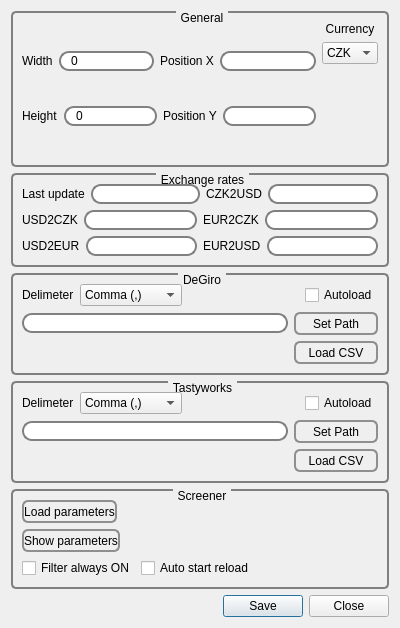
Qt form settingsform.ui (ado130/SPM) before a commit.
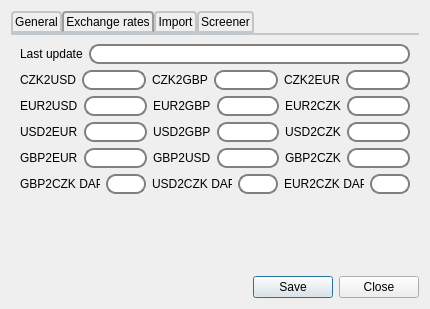
The same form after that commit.

Commit message: Added GBP support, merged event with fee in DeGiro import, added custom text in PDF export

```diff
--- a/settingsform.ui
+++ b/settingsform.ui
@@ -6,41 +6,80 @@
    <rect>
     <x>0</x>
     <y>0</y>
-    <width>400</width>
-    <height>628</height>
+    <width>430</width>
+    <height>309</height>
    </rect>
   </property>
   <property name="minimumSize">
    <size>
-    <width>291</width>
-    <height>503</height>
+    <width>430</width>
+    <height>309</height>
    </size>
   </property>
   <property name="windowTitle">
    <string>Settings</string>
   </property>
-  <layout class="QVBoxLayout" name="verticalLayout_11">
+  <layout class="QVBoxLayout" name="verticalLayout_7">
    <item>
-    <widget class="QGroupBox" name="gbGeneral">
+    <widget class="QTabWidget" name="tabWidget">
      <property name="styleSheet">
-      <string notr="true">QGroupBox {
-    background-color: qlineargradient(x1: 0, y1: 0, x2: 0, y2: 1,
-                                      stop: 0 #E0E0E0, stop: 1 #FFFFFF);
-    border: 2px solid gray;
-    border-radius: 5px;
-    margin-top: 1ex; /* leave space at the top for the title */
+      <string notr="true">QTabWidget::pane { /* The tab widget frame */
+    border-top: 2px solid #C2C7CB;
+    position: absolute;
+    top: -0.5em;
 }
 
-QGroupBox::title {
-    subcontrol-origin: margin;
-    subcontrol-position: top center; /* position at the top center */
-    padding: 0 3px;
-}</string>
+QTabWidget::tab-bar {
+    alignment: center;
+}
+
+/* Style the tab using the tab sub-control. Note that
+    it reads QTabBar _not_ QTabWidget */
+QTabBar::tab {
+    background: qlineargradient(x1: 0, y1: 0, x2: 0, y2: 1,
+                                stop: 0 #E1E1E1, stop: 0.4 #DDDDDD,
+                                stop: 0.5 #D8D8D8, stop: 1.0 #D3D3D3);
+    border: 2px solid #C4C4C3;
+    border-bottom-color: #C2C7CB; /* same as the pane color */
+    border-top-left-radius: 4px;
+    border-top-right-radius: 4px;
+    min-width: 8ex;
+    padding: 2px;
+}
+
+QTabBar::tab:selected, QTabBar::tab:hover {
+    background: qlineargradient(x1: 0, y1: 0, x2: 0, y2: 1,
+                                stop: 0 #fafafa, stop: 0.4 #f4f4f4,
+                                stop: 0.5 #e7e7e7, stop: 1.0 #fafafa);
+}
+
+QTabBar::tab:selected {
+    border-color: #9B9B9B;
+    border-bottom-color: #C2C7CB; /* same as pane color */
+}
+
+QTabBar::scroller { /* the width of the scroll buttons */
+    width: 20px;
+}
+
+QTabBar QToolButton { /* the scroll buttons are tool buttons */
+    border-width: 2px;
+}
+
+
+QTabBar::close-button {
+    subcontrol-position: left;
+}
+</string>
      </property>
-     <property name="title">
+     <property name="currentIndex">
+      <number>1</number>
+     </property>
+     <widget class="QWidget" name="tabGeneral">
+      <attribute name="title">
       <string>General</string>
-     </property>
-     <layout class="QHBoxLayout" name="horizontalLayout_9">
+      </attribute>
+      <layout class="QVBoxLayout" name="verticalLayout_13">
       <item>
        <layout class="QVBoxLayout" name="verticalLayout">
         <item>
@@ -142,6 +181,8 @@
        </layout>
       </item>
       <item>
+        <layout class="QHBoxLayout" name="horizontalLayout_9">
+         <item>
        <layout class="QVBoxLayout" name="verticalLayout_2">
         <item>
          <widget class="QLabel" name="label_4">
@@ -187,38 +228,28 @@
         </item>
        </layout>
       </item>
-     </layout>
-    </widget>
-   </item>
    <item>
-    <widget class="QGroupBox" name="gbExchanges">
-     <property name="minimumSize">
+          <spacer name="horizontalSpacer_6">
+           <property name="orientation">
+            <enum>Qt::Horizontal</enum>
+           </property>
+           <property name="sizeHint" stdset="0">
       <size>
-       <width>0</width>
-       <height>0</height>
-      </size>
-     </property>
-     <property name="styleSheet">
-      <string notr="true">QGroupBox {
-    background-color: qlineargradient(x1: 0, y1: 0, x2: 0, y2: 1,
-                                      stop: 0 #E0E0E0, stop: 1 #FFFFFF);
-    border: 2px solid gray;
-    border-radius: 5px;
-    margin-top: 1ex; /* leave space at the top for the title */
-}
-
-QGroupBox::title {
-    subcontrol-origin: margin;
-    subcontrol-position: top center; /* position at the top center */
-    padding: 0 3px;
-}</string>
-     </property>
-     <property name="title">
+             <width>40</width>
+             <height>20</height>
+            </size>
+           </property>
+          </spacer>
+         </item>
+        </layout>
+       </item>
+      </layout>
+     </widget>
+     <widget class="QWidget" name="tabRates">
+      <attribute name="title">
       <string>Exchange rates</string>
-     </property>
-     <layout class="QVBoxLayout" name="verticalLayout_7">
-      <item>
-       <layout class="QHBoxLayout" name="horizontalLayout_18">
+      </attribute>
+      <layout class="QVBoxLayout" name="verticalLayout_3">
         <item>
          <layout class="QHBoxLayout" name="horizontalLayout_17">
           <item>
@@ -243,6 +274,8 @@
          </layout>
         </item>
         <item>
+        <layout class="QHBoxLayout" name="horizontalLayout_28">
+         <item>
          <layout class="QHBoxLayout" name="horizontalLayout_14">
           <item>
            <widget class="QLabel" name="label_10">
@@ -265,21 +298,90 @@
           </item>
          </layout>
         </item>
+         <item>
+          <layout class="QHBoxLayout" name="horizontalLayout_26">
+           <item>
+            <widget class="QLabel" name="label_19">
+             <property name="text">
+              <string>CZK2GBP</string>
+             </property>
+            </widget>
+           </item>
+           <item>
+            <widget class="QLineEdit" name="leCZK2GBP">
+             <property name="styleSheet">
+              <string notr="true">QLineEdit {
+    border: 2px solid gray;
+    border-radius: 10px;
+    padding: 0 8px;
+    selection-background-color: darkgray;
+}</string>
+             </property>
+            </widget>
+           </item>
        </layout>
       </item>
       <item>
-       <layout class="QHBoxLayout" name="horizontalLayout_16">
+          <layout class="QHBoxLayout" name="horizontalLayout_27">
         <item>
-         <layout class="QHBoxLayout" name="horizontalLayout_13">
+            <widget class="QLabel" name="label_20">
+             <property name="text">
+              <string>CZK2EUR</string>
+             </property>
+            </widget>
+           </item>
           <item>
-           <widget class="QLabel" name="label_8">
+            <widget class="QLineEdit" name="leCZK2EUR">
+             <property name="styleSheet">
+              <string notr="true">QLineEdit {
+    border: 2px solid gray;
+    border-radius: 10px;
+    padding: 0 8px;
+    selection-background-color: darkgray;
+}</string>
+             </property>
+            </widget>
+           </item>
+          </layout>
+         </item>
+        </layout>
+       </item>
+       <item>
+        <layout class="QHBoxLayout" name="horizontalLayout_19">
+         <item>
+          <layout class="QHBoxLayout" name="horizontalLayout_10">
+           <item>
+            <widget class="QLabel" name="label_11">
             <property name="text">
-             <string>USD2CZK</string>
+              <string>EUR2USD</string>
             </property>
            </widget>
           </item>
           <item>
-           <widget class="QLineEdit" name="leUSD2CZK">
+            <widget class="QLineEdit" name="leEUR2USD">
+             <property name="styleSheet">
+              <string notr="true">QLineEdit {
+    border: 2px solid gray;
+    border-radius: 10px;
+    padding: 0 8px;
+    selection-background-color: darkgray;
+}</string>
+             </property>
+            </widget>
+           </item>
+          </layout>
+         </item>
+         <item>
+          <layout class="QHBoxLayout" name="horizontalLayout_18">
+           <item>
+            <widget class="QLabel" name="label_18">
+             <property name="text">
+              <string>EUR2GBP</string>
+             </property>
+            </widget>
+           </item>
+           <item>
+            <widget class="QLineEdit" name="leEUR2GBP">
             <property name="styleSheet">
              <string notr="true">QLineEdit {
     border: 2px solid gray;
@@ -318,7 +420,7 @@
        </layout>
       </item>
       <item>
-       <layout class="QHBoxLayout" name="horizontalLayout_15">
+        <layout class="QHBoxLayout" name="horizontalLayout_16">
         <item>
          <layout class="QHBoxLayout" name="horizontalLayout_11">
           <item>
@@ -343,16 +445,16 @@
          </layout>
         </item>
         <item>
-         <layout class="QHBoxLayout" name="horizontalLayout_10">
+          <layout class="QHBoxLayout" name="horizontalLayout_15">
           <item>
-           <widget class="QLabel" name="label_11">
+            <widget class="QLabel" name="label_17">
             <property name="text">
-             <string>EUR2USD</string>
+              <string>USD2GBP</string>
             </property>
            </widget>
           </item>
           <item>
-           <widget class="QLineEdit" name="leEUR2USD">
+            <widget class="QLineEdit" name="leUSD2GBP">
             <property name="styleSheet">
              <string notr="true">QLineEdit {
     border: 2px solid gray;
@@ -365,11 +467,212 @@
           </item>
          </layout>
         </item>
+         <item>
+          <layout class="QHBoxLayout" name="horizontalLayout_13">
+           <item>
+            <widget class="QLabel" name="label_8">
+             <property name="text">
+              <string>USD2CZK</string>
+             </property>
+            </widget>
+           </item>
+           <item>
+            <widget class="QLineEdit" name="leUSD2CZK">
+             <property name="styleSheet">
+              <string notr="true">QLineEdit {
+    border: 2px solid gray;
+    border-radius: 10px;
+    padding: 0 8px;
+    selection-background-color: darkgray;
+}</string>
+             </property>
+            </widget>
+           </item>
        </layout>
       </item>
      </layout>
-    </widget>
-   </item>
+       </item>
+       <item>
+        <layout class="QHBoxLayout" name="horizontalLayout_30">
+         <item>
+          <layout class="QHBoxLayout" name="horizontalLayout_31">
+           <item>
+            <widget class="QLabel" name="label_21">
+             <property name="text">
+              <string>GBP2EUR</string>
+             </property>
+            </widget>
+           </item>
+           <item>
+            <widget class="QLineEdit" name="leGBP2EUR">
+             <property name="styleSheet">
+              <string notr="true">QLineEdit {
+    border: 2px solid gray;
+    border-radius: 10px;
+    padding: 0 8px;
+    selection-background-color: darkgray;
+}</string>
+             </property>
+            </widget>
+           </item>
+          </layout>
+         </item>
+         <item>
+          <layout class="QHBoxLayout" name="horizontalLayout_32">
+           <item>
+            <widget class="QLabel" name="label_22">
+             <property name="text">
+              <string>GBP2USD</string>
+             </property>
+            </widget>
+           </item>
+           <item>
+            <widget class="QLineEdit" name="leGBP2USD">
+             <property name="styleSheet">
+              <string notr="true">QLineEdit {
+    border: 2px solid gray;
+    border-radius: 10px;
+    padding: 0 8px;
+    selection-background-color: darkgray;
+}</string>
+             </property>
+            </widget>
+           </item>
+          </layout>
+         </item>
+         <item>
+          <layout class="QHBoxLayout" name="horizontalLayout_33">
+           <item>
+            <widget class="QLabel" name="label_23">
+             <property name="text">
+              <string>GBP2CZK</string>
+             </property>
+            </widget>
+           </item>
+           <item>
+            <widget class="QLineEdit" name="leGBP2CZK">
+             <property name="styleSheet">
+              <string notr="true">QLineEdit {
+    border: 2px solid gray;
+    border-radius: 10px;
+    padding: 0 8px;
+    selection-background-color: darkgray;
+}</string>
+             </property>
+            </widget>
+           </item>
+          </layout>
+         </item>
+        </layout>
+       </item>
+       <item>
+        <layout class="QHBoxLayout" name="horizontalLayout_29">
+         <item>
+          <layout class="QHBoxLayout" name="horizontalLayout_25">
+           <item>
+            <widget class="QLabel" name="label_16">
+             <property name="text">
+              <string>GBP2CZK DAP</string>
+             </property>
+            </widget>
+           </item>
+           <item>
+            <widget class="QLineEdit" name="leGBP2CZKDAP">
+             <property name="statusTip">
+              <string/>
+             </property>
+             <property name="styleSheet">
+              <string notr="true">QLineEdit {
+    border: 2px solid gray;
+    border-radius: 10px;
+    padding: 0 8px;
+    selection-background-color: darkgray;
+}</string>
+             </property>
+             <property name="text">
+              <string/>
+             </property>
+            </widget>
+           </item>
+          </layout>
+         </item>
+         <item>
+          <layout class="QHBoxLayout" name="horizontalLayout_21">
+           <item>
+            <widget class="QLabel" name="label_15">
+             <property name="text">
+              <string>USD2CZK DAP</string>
+             </property>
+            </widget>
+           </item>
+           <item>
+            <widget class="QLineEdit" name="leUSD2CZKDAP">
+             <property name="styleSheet">
+              <string notr="true">QLineEdit {
+    border: 2px solid gray;
+    border-radius: 10px;
+    padding: 0 8px;
+    selection-background-color: darkgray;
+}</string>
+             </property>
+             <property name="text">
+              <string/>
+             </property>
+            </widget>
+           </item>
+          </layout>
+         </item>
+         <item>
+          <layout class="QHBoxLayout" name="horizontalLayout_20">
+           <item>
+            <widget class="QLabel" name="label_13">
+             <property name="text">
+              <string>EUR2CZK DAP</string>
+             </property>
+            </widget>
+           </item>
+           <item>
+            <widget class="QLineEdit" name="leEUR2CZKDAP">
+             <property name="statusTip">
+              <string/>
+             </property>
+             <property name="styleSheet">
+              <string notr="true">QLineEdit {
+    border: 2px solid gray;
+    border-radius: 10px;
+    padding: 0 8px;
+    selection-background-color: darkgray;
+}</string>
+             </property>
+             <property name="text">
+              <string/>
+             </property>
+            </widget>
+           </item>
+          </layout>
+         </item>
+        </layout>
+       </item>
+       <item>
+        <spacer name="verticalSpacer_2">
+         <property name="orientation">
+          <enum>Qt::Vertical</enum>
+         </property>
+         <property name="sizeHint" stdset="0">
+          <size>
+           <width>20</width>
+           <height>102</height>
+          </size>
+         </property>
+        </spacer>
+       </item>
+      </layout>
+     </widget>
+     <widget class="QWidget" name="tabImport">
+      <attribute name="title">
+       <string>Import</string>
+      </attribute>
+      <layout class="QVBoxLayout" name="verticalLayout_11">
    <item>
     <widget class="QGroupBox" name="gbDegiro">
      <property name="styleSheet">
@@ -715,121 +1018,15 @@
      </layout>
     </widget>
    </item>
-   <item>
-    <widget class="QGroupBox" name="gbScreener">
-     <property name="styleSheet">
-      <string notr="true">QGroupBox {
-    background-color: qlineargradient(x1: 0, y1: 0, x2: 0, y2: 1,
-                                      stop: 0 #E0E0E0, stop: 1 #FFFFFF);
-    border: 2px solid gray;
-    border-radius: 5px;
-    margin-top: 1ex; /* leave space at the top for the title */
-}
-
-QGroupBox::title {
-    subcontrol-origin: margin;
-    subcontrol-position: top center; /* position at the top center */
-    padding: 0 3px;
-}</string>
-     </property>
-     <property name="title">
+      </layout>
+     </widget>
+     <widget class="QWidget" name="tabScreener">
+      <attribute name="title">
       <string>Screener</string>
-     </property>
-     <layout class="QVBoxLayout" name="verticalLayout_3">
+      </attribute>
+      <layout class="QVBoxLayout" name="verticalLayout_12">
       <item>
-       <layout class="QHBoxLayout" name="horizontalLayout_6">
-        <item>
-         <widget class="QPushButton" name="pbLoadParameters">
-          <property name="styleSheet">
-           <string notr="true">QPushButton {
-    border: 2px solid #8f8f91;
-    border-radius: 6px;
-    background-color: qlineargradient(x1: 0, y1: 0, x2: 0, y2: 1,
-                                      stop: 0 #f6f7fa, stop: 1 #dadbde);
-    min-width: 85px;
-	min-height: 19px;
-}
-
-QPushButton:pressed {
-    background-color: qlineargradient(x1: 0, y1: 0, x2: 0, y2: 1,
-                                      stop: 0 #dadbde, stop: 1 #f6f7fa);
-}
-
-QPushButton:flat {
-    border: none; /* no border for a flat push button */
-}
-
-QPushButton:default {
-    border-color: navy; /* make the default button prominent */
-}</string>
-          </property>
-          <property name="text">
-           <string>Load parameters</string>
-          </property>
-         </widget>
-        </item>
-        <item>
-         <spacer name="horizontalSpacer_3">
-          <property name="orientation">
-           <enum>Qt::Horizontal</enum>
-          </property>
-          <property name="sizeHint" stdset="0">
-           <size>
-            <width>40</width>
-            <height>20</height>
-           </size>
-          </property>
-         </spacer>
-        </item>
-       </layout>
-      </item>
-      <item>
-       <layout class="QHBoxLayout" name="horizontalLayout_7">
-        <item>
-         <widget class="QPushButton" name="pbShowParameters">
-          <property name="styleSheet">
-           <string notr="true">QPushButton {
-    border: 2px solid #8f8f91;
-    border-radius: 6px;
-    background-color: qlineargradient(x1: 0, y1: 0, x2: 0, y2: 1,
-                                      stop: 0 #f6f7fa, stop: 1 #dadbde);
-    min-width: 85px;
-	min-height: 19px;
-}
-
-QPushButton:pressed {
-    background-color: qlineargradient(x1: 0, y1: 0, x2: 0, y2: 1,
-                                      stop: 0 #dadbde, stop: 1 #f6f7fa);
-}
-
-QPushButton:flat {
-    border: none; /* no border for a flat push button */
-}
-
-QPushButton:default {
-    border-color: navy; /* make the default button prominent */
-}</string>
-          </property>
-          <property name="text">
-           <string>Show parameters</string>
-          </property>
-         </widget>
-        </item>
-        <item>
-         <spacer name="horizontalSpacer_4">
-          <property name="orientation">
-           <enum>Qt::Horizontal</enum>
-          </property>
-          <property name="sizeHint" stdset="0">
-           <size>
-            <width>40</width>
-            <height>20</height>
-           </size>
-          </property>
-         </spacer>
-        </item>
-       </layout>
-      </item>
+        <layout class="QVBoxLayout" name="verticalLayout_6">
       <item>
        <layout class="QHBoxLayout" name="horizontalLayout_8">
         <item>
@@ -861,7 +1058,117 @@
         </item>
        </layout>
       </item>
-     </layout>
+         <item>
+          <layout class="QHBoxLayout" name="horizontalLayout_7">
+           <item>
+            <widget class="QPushButton" name="pbShowParameters">
+             <property name="styleSheet">
+              <string notr="true">QPushButton {
+    border: 2px solid #8f8f91;
+    border-radius: 6px;
+    background-color: qlineargradient(x1: 0, y1: 0, x2: 0, y2: 1,
+                                      stop: 0 #f6f7fa, stop: 1 #dadbde);
+    min-width: 85px;
+	min-height: 19px;
+}
+
+QPushButton:pressed {
+    background-color: qlineargradient(x1: 0, y1: 0, x2: 0, y2: 1,
+                                      stop: 0 #dadbde, stop: 1 #f6f7fa);
+}
+
+QPushButton:flat {
+    border: none; /* no border for a flat push button */
+}
+
+QPushButton:default {
+    border-color: navy; /* make the default button prominent */
+}</string>
+             </property>
+             <property name="text">
+              <string>Show parameters</string>
+             </property>
+            </widget>
+           </item>
+           <item>
+            <spacer name="horizontalSpacer_4">
+             <property name="orientation">
+              <enum>Qt::Horizontal</enum>
+             </property>
+             <property name="sizeHint" stdset="0">
+              <size>
+               <width>40</width>
+               <height>20</height>
+              </size>
+             </property>
+            </spacer>
+           </item>
+          </layout>
+         </item>
+         <item>
+          <layout class="QHBoxLayout" name="horizontalLayout_6">
+           <item>
+            <widget class="QPushButton" name="pbLoadParameters">
+             <property name="styleSheet">
+              <string notr="true">QPushButton {
+    border: 2px solid #8f8f91;
+    border-radius: 6px;
+    background-color: qlineargradient(x1: 0, y1: 0, x2: 0, y2: 1,
+                                      stop: 0 #f6f7fa, stop: 1 #dadbde);
+    min-width: 85px;
+	min-height: 19px;
+}
+
+QPushButton:pressed {
+    background-color: qlineargradient(x1: 0, y1: 0, x2: 0, y2: 1,
+                                      stop: 0 #dadbde, stop: 1 #f6f7fa);
+}
+
+QPushButton:flat {
+    border: none; /* no border for a flat push button */
+}
+
+QPushButton:default {
+    border-color: navy; /* make the default button prominent */
+}</string>
+             </property>
+             <property name="text">
+              <string>Load parameters</string>
+             </property>
+            </widget>
+           </item>
+           <item>
+            <spacer name="horizontalSpacer_3">
+             <property name="orientation">
+              <enum>Qt::Horizontal</enum>
+             </property>
+             <property name="sizeHint" stdset="0">
+              <size>
+               <width>40</width>
+               <height>20</height>
+              </size>
+             </property>
+            </spacer>
+           </item>
+          </layout>
+         </item>
+        </layout>
+       </item>
+       <item>
+        <spacer name="verticalSpacer_3">
+         <property name="orientation">
+          <enum>Qt::Vertical</enum>
+         </property>
+         <property name="sizeHint" stdset="0">
+          <size>
+           <width>20</width>
+           <height>132</height>
+          </size>
+         </property>
+        </spacer>
+       </item>
+      </layout>
+     </widget>
     </widget>
    </item>
    <item>
```
Lines whose indentation alone changed are shown as unchanged. The commit also changes 10 other files.
